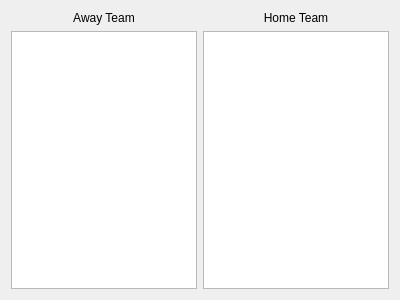
theIDinside/HockeyStatsViewer, file gamedatapopup.ui: the form before one commit.
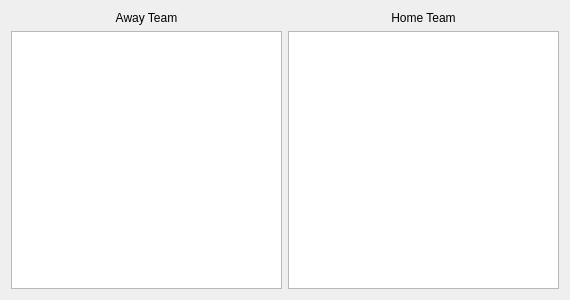
The form after the commit.

The edit to the form file:
```diff
--- a/gamedatapopup.ui
+++ b/gamedatapopup.ui
@@ -6,7 +6,7 @@
    <rect>
     <x>0</x>
     <y>0</y>
-    <width>400</width>
+    <width>570</width>
     <height>300</height>
    </rect>
   </property>
```
